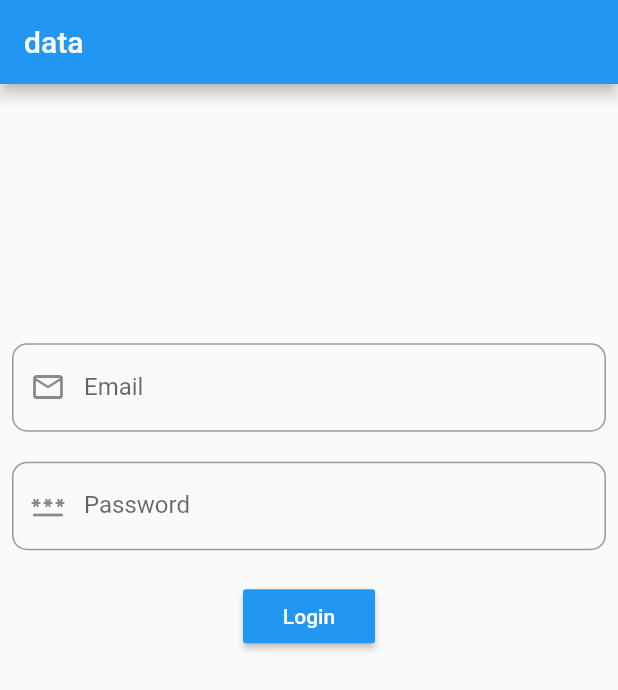
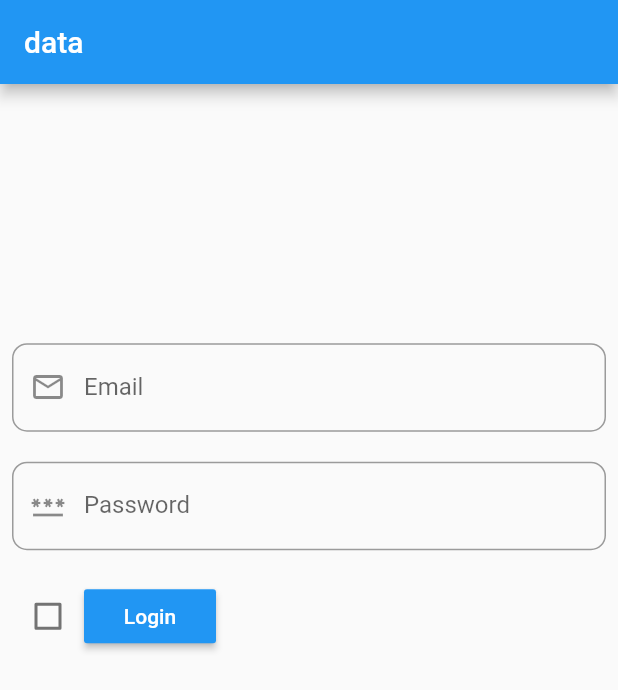
Before and after one commit to fadysaoudy/pushNotification, a Flutter app: the screen it shows after launch, on a phone screen of 412 x 824 dp. Shown: the top 690 px of the screen. Run offline on Flutter 3.47's test engine with Material 2 defaults, Android fonts, the phone set to English and light mode, and no system bars; drawn by our look-alikes of flutter_form_builder; our stand-ins replace form_builder_validators, shared_preferences.

```diff
--- a/lib/screens/login/login.dart
+++ b/lib/screens/login/login.dart
@@ -1 +1,3 @@
 export 'views/login.dart';
+export 'widgets/email_text_field.dart';
+export 'widgets/password_text_field.dart';
--- a/lib/screens/login/views/login.dart
+++ b/lib/screens/login/views/login.dart
@@ -1,9 +1,10 @@
 // ignore_for_file: non_constant_identifier_names
 
-import 'package:flutter/cupertino.dart';
 import 'package:flutter/material.dart';
 import 'package:flutter_form_builder/flutter_form_builder.dart';
 import 'package:form_builder_validators/form_builder_validators.dart';
+import 'package:push_notification/screens/login/login.dart';
+import 'package:shared_preferences/shared_preferences.dart';
 
 class Login extends StatefulWidget {
   const Login({Key? key}) : super(key: key);
@@ -13,25 +14,31 @@ class Login extends StatefulWidget {
 }
 
 class _LoginState extends State<Login> {
+  late SharedPreferences prefs;
+
   final _formKey = GlobalKey<FormBuilderState>();
   final _emailController = TextEditingController();
   final _passwordController = TextEditingController();
-  var options = ["Option 1", "Option 2", "Option 3"];
   final RegExp pass_valid = RegExp(r"(?=.*\d)(?=.*[a-z])(?=.*[A-Z])(?=.*\W)");
   final _emailFocusNode = FocusNode();
   final _passwordFocusNode = FocusNode();
   bool _emailNameError = false;
   bool _passwordNameError = false;
+  bool _value = false;
+
   @override
-
   void initState() {
     super.initState();
+
+    retrieve();
+    _emailFocusNode.requestFocus();
   }
 
   @override
   void dispose() {
     _emailController.dispose();
     _passwordController.dispose();
+
     super.dispose();
   }
 
@@ -44,7 +51,15 @@ class _LoginState extends State<Login> {
       appBar: AppBar(
         title: const Text("data"),
       ),
-      body: ListView(
+      body: GestureDetector(
+        onTap: () {
+          FocusScopeNode currentFocus = FocusScope.of(context);
+
+          if (!currentFocus.hasPrimaryFocus) {
+            currentFocus.unfocus();
+          }
+        },
+        child: ListView(
           children: [
             SizedBox(
               width: width,
@@ -58,69 +73,30 @@ class _LoginState extends State<Login> {
                 autovalidateMode: AutovalidateMode.onUserInteraction,
                 child: Column(
                   children: [
-                  FormBuilderTextField(
-                    textInputAction: TextInputAction.next,
-                    focusNode: _emailFocusNode,
-                    validator: FormBuilderValidators.compose([
-                      FormBuilderValidators.required(),
-                      FormBuilderValidators.email(errorText: 'Invalid email'),
-                    ]),
-                    autovalidateMode: AutovalidateMode.disabled,
-                    name: "Email",
-                    controller: _emailController,
-                    keyboardType: TextInputType.emailAddress,
-                    decoration: InputDecoration(
-                        border: OutlineInputBorder(
-                            gapPadding: 10,
-                            borderRadius: BorderRadius.circular(10)),
-                        hintStyle: const TextStyle(color: Colors.blueGrey),
-                        hintText: "User@gmail.com",
-                        label: const Text("Email"),
-                        prefixIcon: const Icon(Icons.email_outlined)),
-                  ),
+                    EmailTextField(
+                        emailFocusNode: _emailFocusNode,
+                        emailController: _emailController),
                     const SizedBox(height: 20),
-                  FormBuilderTextField(
-                    enabled: true,
-                    focusNode: _passwordFocusNode,
-                    onSubmitted: (value) {
-                      if (!_emailNameError) {
-                        FocusScope.of(context).requestFocus(_passwordFocusNode);
+                    PasswordTextField(
+                        passwordFocusNode: _passwordFocusNode,
+                        emailNameError: _emailNameError,
+                        pass_valid: pass_valid,
+                        passwordController: _passwordController),
+                    const SizedBox(height: 20),
+                    Row(
+                      children: [
+                        Checkbox(
+                          value: _value,
+                          onChanged: (value) {
+                            setState(() {
+                              _value = value!;
+                            });
+                            if (value!) {
+                              save();
                             }
                           },
-                    validator: FormBuilderValidators.compose(
-                      [
-                        FormBuilderValidators.required(),
-                        (val) {
-                          if (val!.isEmpty) {
-                            return 'required';
-                          }
-                          if (val.length < 8) {
-                            return 'Min length 8 characters';
-                          }
-
-                          if (pass_valid.hasMatch(val) == false) {
-                            return 'weak password please use A a . 1';
-                          }
-                          return null;
-                        }
-                      ],
+                          activeColor: Colors.green,
                         ),
-                    autovalidateMode: AutovalidateMode.disabled,
-                    name: "Password",
-                    controller: _passwordController,
-                    keyboardType: TextInputType.text,
-                    obscureText: true,
-                    obscuringCharacter: '*',
-                    decoration: InputDecoration(
-                        border: OutlineInputBorder(
-                            gapPadding: 10,
-                            borderRadius: BorderRadius.circular(10)),
-                        hintStyle: const TextStyle(color: Colors.blueGrey),
-                        hintText: "******",
-                        label: const Text("Password"),
-                        prefixIcon: const Icon(Icons.password)),
-                  ),
-                  const SizedBox(height: 20),
                         MaterialButton(
                           color: Theme.of(context).colorScheme.secondary,
                           child: const Text(
@@ -136,10 +112,33 @@ class _LoginState extends State<Login> {
                         ),
                       ],
                     ),
+                  ],
+                ),
               ),
             ),
           ],
         ),
+      ),
     );
   }
+
+  save() async {
+    prefs = await SharedPreferences.getInstance();
+    prefs.setString("email", _emailController.text.toString());
+    prefs.setString("password", _passwordController.text.toString());
   }
+
+  retrieve() async {
+    prefs = await SharedPreferences.getInstance();
+    _emailController.text = prefs.getString("email") ?? '';
+    _passwordController.text = prefs.getString("password") ?? '';
+  }
+
+  delete() async {
+    prefs = await SharedPreferences.getInstance();
+    prefs.remove("email");
+    _emailController.text = '';
+    prefs.remove("password");
+    _passwordController.text = '';
+  }
+}
--- /dev/null
+++ b/lib/screens/login/widgets/email_text_field.dart
@@ -0,0 +1,40 @@
+import 'package:flutter/material.dart';
+import 'package:flutter_form_builder/flutter_form_builder.dart';
+import 'package:form_builder_validators/form_builder_validators.dart';
+
+class EmailTextField extends StatelessWidget {
+  const EmailTextField({
+    Key? key,
+    required FocusNode emailFocusNode,
+    required TextEditingController emailController,
+  })  : _emailFocusNode = emailFocusNode,
+        _emailController = emailController,
+        super(key: key);
+
+  final FocusNode _emailFocusNode;
+  final TextEditingController _emailController;
+
+  @override
+  Widget build(BuildContext context) {
+    return FormBuilderTextField(
+      autofocus: false,
+      textInputAction: TextInputAction.next,
+      focusNode: _emailFocusNode,
+      validator: FormBuilderValidators.compose([
+        FormBuilderValidators.required(),
+        FormBuilderValidators.email(errorText: 'Invalid email'),
+      ]),
+      autovalidateMode: AutovalidateMode.disabled,
+      name: "Email",
+      controller: _emailController,
+      keyboardType: TextInputType.emailAddress,
+      decoration: InputDecoration(
+          border: OutlineInputBorder(
+              gapPadding: 10, borderRadius: BorderRadius.circular(10)),
+          hintStyle: const TextStyle(color: Colors.blueGrey),
+          hintText: "User@gmail.com",
+          label: const Text("Email"),
+          prefixIcon: const Icon(Icons.email_outlined)),
+    );
+  }
+}
--- /dev/null
+++ b/lib/screens/login/widgets/password_text_field.dart
@@ -0,0 +1,66 @@
+import 'package:flutter/material.dart';
+import 'package:flutter_form_builder/flutter_form_builder.dart';
+import 'package:form_builder_validators/form_builder_validators.dart';
+
+class PasswordTextField extends StatelessWidget {
+  const PasswordTextField({
+    Key? key,
+    required FocusNode passwordFocusNode,
+    required bool emailNameError,
+    required this.pass_valid,
+    required TextEditingController passwordController,
+  })  : _passwordFocusNode = passwordFocusNode,
+        _emailNameError = emailNameError,
+        _passwordController = passwordController,
+        super(key: key);
+
+  final FocusNode _passwordFocusNode;
+  final bool _emailNameError;
+  final RegExp pass_valid;
+  final TextEditingController _passwordController;
+
+  @override
+  Widget build(BuildContext context) {
+    return FormBuilderTextField(
+      enabled: true,
+      focusNode: _passwordFocusNode,
+      onSubmitted: (value) {
+        if (!_emailNameError) {
+          FocusScope.of(context).requestFocus(_passwordFocusNode);
+        }
+        FocusScope.of(context).unfocus();
+      },
+      validator: FormBuilderValidators.compose(
+        [
+          FormBuilderValidators.required(),
+          (val) {
+            if (val!.isEmpty) {
+              return 'required';
+            }
+            if (val.length < 8) {
+              return 'Min length 8 characters';
+            }
+
+            if (pass_valid.hasMatch(val) == false) {
+              return 'weak password please use A a . 1';
+            }
+            return null;
+          }
+        ],
+      ),
+      autovalidateMode: AutovalidateMode.disabled,
+      name: "Password",
+      controller: _passwordController,
+      keyboardType: TextInputType.text,
+      obscureText: true,
+      obscuringCharacter: '*',
+      decoration: InputDecoration(
+          border: OutlineInputBorder(
+              gapPadding: 10, borderRadius: BorderRadius.circular(10)),
+          hintStyle: const TextStyle(color: Colors.blueGrey),
+          hintText: "******",
+          label: const Text("Password"),
+          prefixIcon: const Icon(Icons.password)),
+    );
+  }
+}
--- a/pubspec.yaml
+++ b/pubspec.yaml
@@ -28,6 +28,7 @@ environment:
 # versions available, run `flutter pub outdated`.
 dependencies:
   cupertino_icons: ^1.0.2
+  shared_preferences: ^2.0.14
   flutter:
     sdk: flutter
 
```
Also changed, not shown: pubspec.lock. Lines whose indentation alone changed are shown as unchanged.
